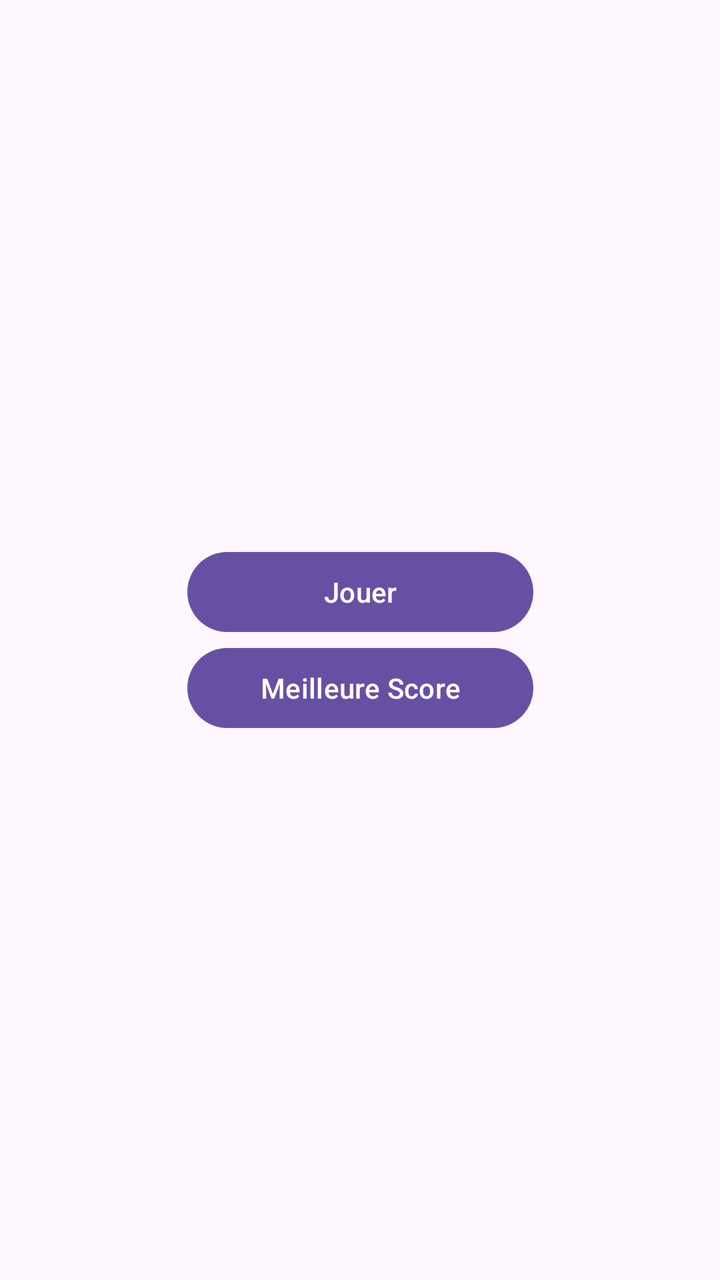
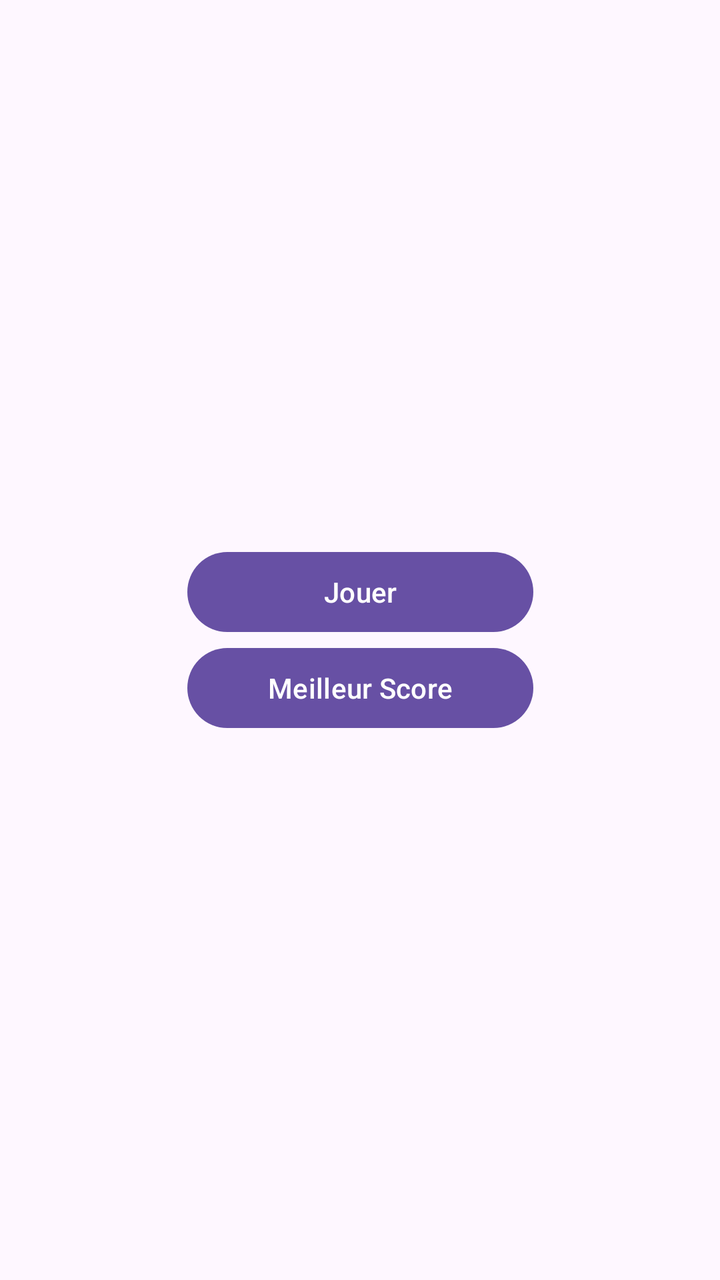

The first picture is an Android layout as it rendered before a commit; the second is the same layout after the commit. The layout source and the unified diff follow.
<!-- AndroidManifest.xml: application theme Theme.JeuCalculMental -->
<!-- res/layout/activity_main.xml -->
<?xml version="1.0" encoding="utf-8"?>
<androidx.constraintlayout.widget.ConstraintLayout xmlns:android="http://schemas.android.com/apk/res/android"
    xmlns:app="http://schemas.android.com/apk/res-auto"
    xmlns:tools="http://schemas.android.com/tools"
    android:id="@+id/main"
    android:layout_width="match_parent"
    android:layout_height="match_parent"
    tools:context=".MainActivity">

    <LinearLayout
        android:layout_width="wrap_content"
        android:layout_height="wrap_content"
        android:orientation="vertical"
        app:layout_constraintBottom_toBottomOf="parent"
        app:layout_constraintEnd_toEndOf="parent"
        app:layout_constraintStart_toStartOf="parent"
        app:layout_constraintTop_toTopOf="parent">

        <Button
            android:id="@+id/button_play"
            android:layout_width="173dp"
            android:layout_height="wrap_content"
            android:text="@string/play" />

        <Button
            android:id="@+id/button_hight_score"
            android:layout_width="match_parent"
            android:layout_height="wrap_content"
            android:text="@string/hight_score" />
    </LinearLayout>
</androidx.constraintlayout.widget.ConstraintLayout>
<!-- resources referenced by this layout -->
<resources>
  <string name="hight_score">Meilleure Score</string>
  <string name="play">Jouer</string>
  <style name="Theme.JeuCalculMental" parent="Base.Theme.JeuCalculMental" />
  <style name="Base.Theme.JeuCalculMental" parent="Theme.Material3.DayNight.NoActionBar">
          
          
      </style>
</resources>

<!-- the commit's change to res/layout/activity_main.xml (unified diff, before → after) -->
@@ -23,9 +23,9 @@
             android:text="@string/play" />
 
         <Button
-            android:id="@+id/button_hight_score"
+            android:id="@+id/button_high_score"
             android:layout_width="match_parent"
             android:layout_height="wrap_content"
-            android:text="@string/hight_score" />
+            android:text="@string/high_score" />
     </LinearLayout>
 </androidx.constraintlayout.widget.ConstraintLayout>
<!-- resource entries referenced after the edit -->
@@ -1,6 +1,6 @@
 <!-- resources referenced by this layout -->
 <resources>
-  <string name="hight_score">Meilleure Score</string>
+  <string name="high_score">Meilleur Score</string>
   <string name="play">Jouer</string>
   <style name="Theme.JeuCalculMental" parent="Base.Theme.JeuCalculMental" />
   <style name="Base.Theme.JeuCalculMental" parent="Theme.Material3.DayNight.NoActionBar">
